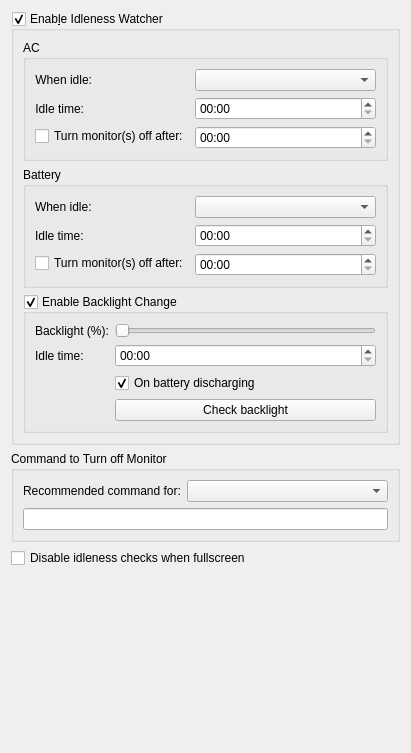
Old version of the form config/idlenesswatchersettings.ui in the repository lxqt/lxqt-powermanagement.
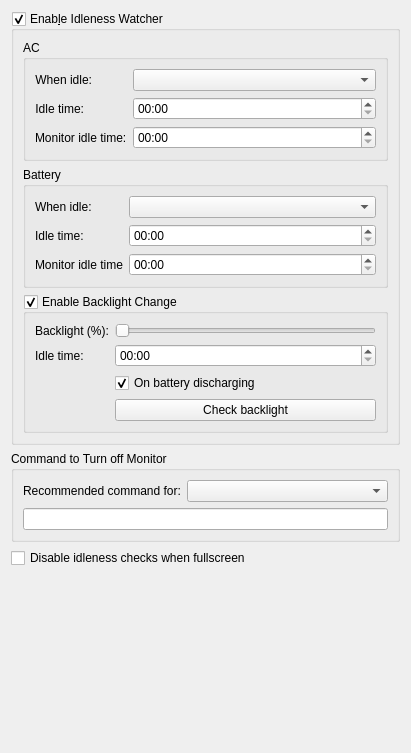
New version of the form.

Commit message: Simpler GUI without checkbox; avoided variable; load legacy settings

Patch:
```diff
--- a/config/idlenesswatchersettings.ui
+++ b/config/idlenesswatchersettings.ui
@@ -71,13 +71,6 @@
            </property>
           </widget>
          </item>
-         <item row="2" column="0">
-          <widget class="QCheckBox" name="enableACMonitorOffCheckBox">
-           <property name="text">
-            <string>Turn monitor(s) off after:</string>
-           </property>
-          </widget>
-         </item>
          <item row="2" column="1">
           <widget class="QTimeEdit" name="idleACMonitorOffTimeEdit">
            <property name="displayFormat">
@@ -85,6 +78,13 @@
            </property>
           </widget>
          </item>
+         <item row="2" column="0">
+          <widget class="QLabel" name="label_3">
+           <property name="text">
+            <string>Monitor idle time:</string>
+           </property>
+          </widget>
+         </item>
         </layout>
        </widget>
       </item>
@@ -121,13 +121,6 @@
            </property>
           </widget>
          </item>
-         <item row="2" column="0">
-          <widget class="QCheckBox" name="enableBatMonitorOffCheckBox">
-           <property name="text">
-            <string>Turn monitor(s) off after:</string>
-           </property>
-          </widget>
-         </item>
          <item row="2" column="1">
           <widget class="QTimeEdit" name="idleBatMonitorOffTimeEdit">
            <property name="displayFormat">
@@ -135,6 +128,13 @@
            </property>
           </widget>
          </item>
+         <item row="2" column="0">
+          <widget class="QLabel" name="label_2">
+           <property name="text">
+            <string>Monitor idle time</string>
+           </property>
+          </widget>
+         </item>
         </layout>
        </widget>
       </item>
```
The commit also changes 4 other files.
